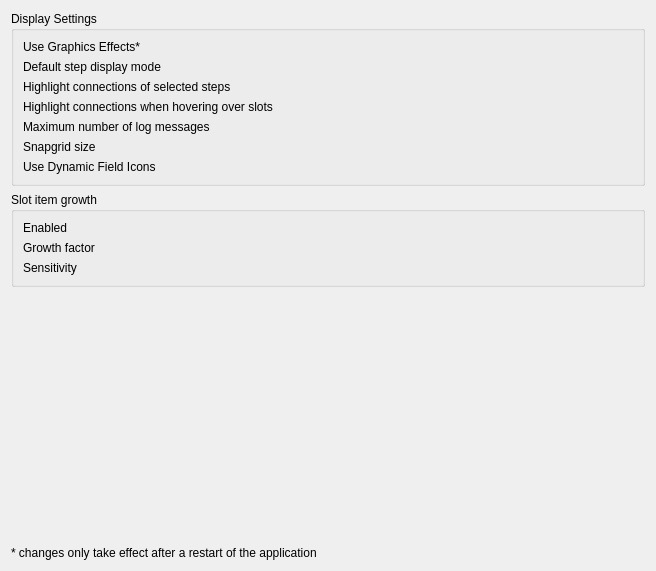
Before: the Qt Designer form cedar/processing/gui/UiSettings.ui in cedar/cedar, drawn with Qt 5.
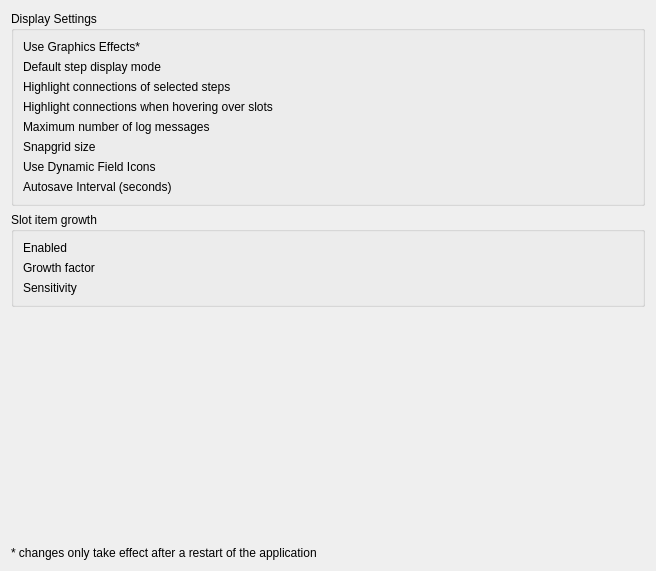
After: the same form once the commit is applied. Custom widgets are drawn as their Qt base class.

Commit message: Fixed a bug, where any action from the right click menu besides openKinematicChainWidget etc. did not have any effect. Added a Global SettingsParameter for the AutoSaveInterval with the Default of 10s.

```diff
--- a/cedar/processing/gui/UiSettings.ui
+++ b/cedar/processing/gui/UiSettings.ui
@@ -93,6 +93,16 @@
       <item row="6" column="1">
        <widget class="cedar::aux::gui::BoolParameter" name="mpUseDynamicFieldIcons" native="true"/>
       </item>
+      <item row="7" column="0">
+       <widget class="QLabel" name="label_42">
+        <property name="text">
+         <string>Autosave Interval (seconds)</string>
+        </property>
+       </widget>
+      </item>
+      <item row="7" column="1">
+       <widget class="cedar::aux::gui::UIntParameter" name="mpAutoSaveInterval" native="true"/>
+      </item>
      </layout>
     </widget>
    </item>
```
The commit also changes 6 other files.
